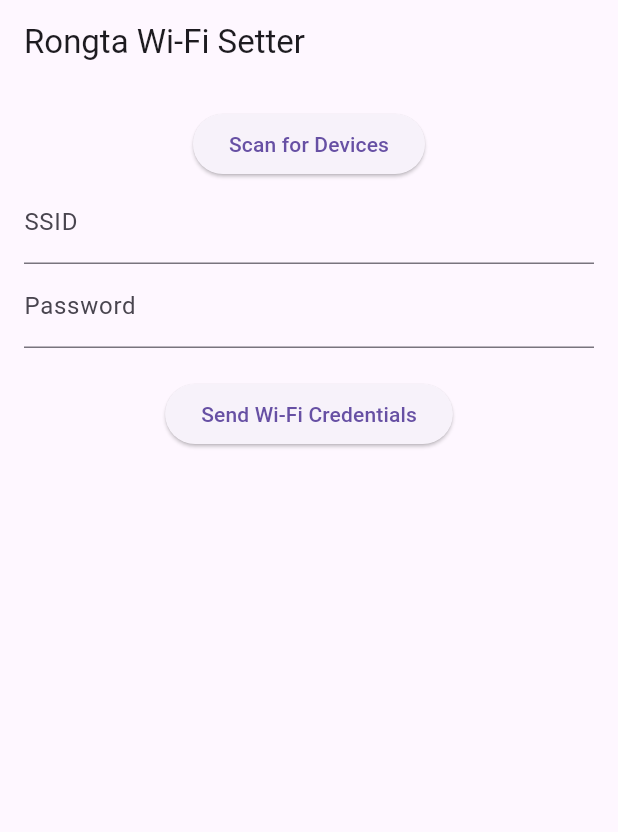
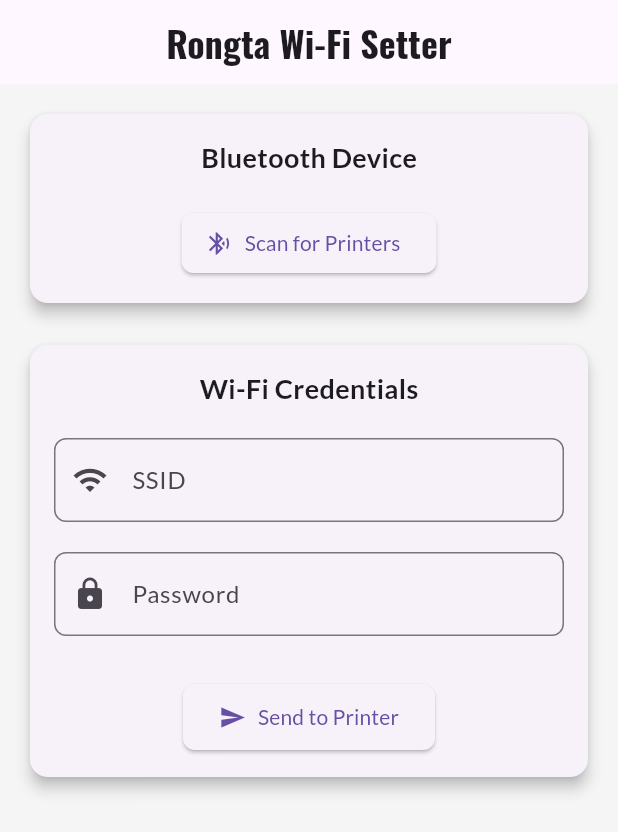
Before and after one commit to medslimen4/printer-app, a Flutter app: the screen it shows after launch, on a phone screen of 412 x 824 dp. Shown: the top 832 px of the screen. Run offline on Flutter 3.47's test engine with Material 3 defaults, Android fonts, the phone set to English and light mode, and no system bars; our stand-ins replace flutter_blue_plus, google_fonts, permission_handler.

Commit message:
Initial commit

```diff
--- a/lib/bluetooth_service.dart
+++ b/lib/bluetooth_service.dart
@@ -3,17 +3,16 @@ import 'dart:async';
 import 'package:flutter_blue_plus/flutter_blue_plus.dart';
 import 'package:permission_handler/permission_handler.dart';
 
-class BluetoothService {
-  FlutterBluePlus flutterBlue = FlutterBluePlus();
-  Stream<List<ScanResult>> get scanResults => flutterBlue.scanResults;
+class AppBluetoothService {
+  Stream<List<ScanResult>> get scanResults => FlutterBluePlus.scanResults;
 
   Future<void> startScan() async {
     await _requestPermissions();
-    await flutterBlue.startScan(timeout: const Duration(seconds: 4));
+    await FlutterBluePlus.startScan(timeout: const Duration(seconds: 4));
   }
 
   Future<void> stopScan() async {
-    await flutterBlue.stopScan();
+    await FlutterBluePlus.stopScan();
   }
 
   Future<void> connect(BluetoothDevice device) async {
@@ -33,11 +32,12 @@ class BluetoothService {
     ].request();
   }
 
-  Future<void> sendData(
-      BluetoothDevice device, String serviceUuid, String characteristicUuid, List<int> data) async {
+  Future<void> sendData(BluetoothDevice device, String serviceUuid,
+      String characteristicUuid, List<int> data) async {
     List<BluetoothService> services = await device.discoverServices();
     var service = services.firstWhere((s) => s.uuid.toString() == serviceUuid);
-    var characteristic = service.characteristics.firstWhere((c) => c.uuid.toString() == characteristicUuid);
+    var characteristic =
+        service.characteristics.firstWhere((c) => c.uuid.toString() == characteristicUuid);
     await characteristic.write(data);
   }
 }
--- a/lib/main.dart
+++ b/lib/main.dart
@@ -1,6 +1,7 @@
 
 import 'package:flutter/material.dart';
 import 'package:flutter_blue_plus/flutter_blue_plus.dart';
+import 'package:google_fonts/google_fonts.dart';
 import 'package:myapp/bluetooth_service.dart';
 import 'package:myapp/command_builder.dart';
 
@@ -16,7 +17,11 @@ class MyApp extends StatelessWidget {
     return MaterialApp(
       title: 'Rongta Wi-Fi Setter',
       theme: ThemeData(
-        primarySwatch: Colors.blue,
+        primarySwatch: Colors.indigo,
+        scaffoldBackgroundColor: Colors.grey[100],
+        textTheme: GoogleFonts.latoTextTheme(
+          Theme.of(context).textTheme,
+        ),
       ),
       home: const MyHomePage(),
     );
@@ -31,47 +36,132 @@ class MyHomePage extends StatefulWidget {
 }
 
 class _MyHomePageState extends State<MyHomePage> {
-  final BluetoothService _bluetoothService = BluetoothService();
+  final AppBluetoothService _bluetoothService = AppBluetoothService();
   final TextEditingController _ssidController = TextEditingController();
   final TextEditingController _passwordController = TextEditingController();
   BluetoothDevice? _selectedDevice;
+  bool _isConnecting = false;
+  bool _isSending = false;
 
   @override
   Widget build(BuildContext context) {
     return Scaffold(
       appBar: AppBar(
-        title: const Text('Rongta Wi-Fi Setter'),
+        title: Text(
+          'Rongta Wi-Fi Setter',
+          style: GoogleFonts.oswald(fontSize: 24, fontWeight: FontWeight.bold),
+        ),
+        centerTitle: true,
       ),
-      body: Padding(
+      body: SingleChildScrollView(
+        child: Padding(
+          padding: const EdgeInsets.all(16.0),
+          child: Column(
+            crossAxisAlignment: CrossAxisAlignment.stretch,
+            children: [
+              _buildDeviceCard(),
+              const SizedBox(height: 20),
+              _buildWifiCard(),
+            ],
+          ),
+        ),
+      ),
+    );
+  }
+
+  Widget _buildDeviceCard() {
+    return Card(
+      elevation: 4,
+      shape: RoundedRectangleBorder(borderRadius: BorderRadius.circular(12)),
+      child: Padding(
         padding: const EdgeInsets.all(16.0),
         child: Column(
           children: [
-            ElevatedButton(
+            Text(
+              'Bluetooth Device',
+              style: GoogleFonts.lato(
+                  fontSize: 18, fontWeight: FontWeight.bold),
+            ),
+            const SizedBox(height: 10),
+            if (_selectedDevice != null)
+              ListTile(
+                leading: const Icon(Icons.print, color: Colors.indigo),
+                title: Text(_selectedDevice!.name.isNotEmpty
+                    ? _selectedDevice!.name
+                    : 'Unknown Device'),
+                subtitle: Text(_selectedDevice!.remoteId.toString()),
+              ),
+            const SizedBox(height: 10),
+            ElevatedButton.icon(
               onPressed: () {
                 _bluetoothService.startScan();
                 _showDeviceSelectionDialog();
               },
-              child: const Text('Scan for Devices'),
+              icon: const Icon(Icons.bluetooth_searching),
+              label: const Text('Scan for Printers'),
+              style: ElevatedButton.styleFrom(
+                shape: RoundedRectangleBorder(
+                  borderRadius: BorderRadius.circular(8),
+                ),
+              ),
             ),
-            if (_selectedDevice != null)
-              Padding(
-                padding: const EdgeInsets.symmetric(vertical: 16.0),
-                child: Text('Selected Device: ${_selectedDevice!.name}'),
-              ),
+          ],
+        ),
+      ),
+    );
+  }
+
+  Widget _buildWifiCard() {
+    return Card(
+      elevation: 4,
+      shape: RoundedRectangleBorder(borderRadius: BorderRadius.circular(12)),
+      child: Padding(
+        padding: const EdgeInsets.all(16.0),
+        child: Column(
+          children: [
+            Text(
+              'Wi-Fi Credentials',
+              style: GoogleFonts.lato(
+                  fontSize: 18, fontWeight: FontWeight.bold),
+            ),
+            const SizedBox(height: 20),
             TextField(
               controller: _ssidController,
-              decoration: const InputDecoration(labelText: 'SSID'),
+              decoration: InputDecoration(
+                labelText: 'SSID',
+                border: OutlineInputBorder(
+                  borderRadius: BorderRadius.circular(8),
+                ),
+                prefixIcon: const Icon(Icons.wifi),
+              ),
             ),
+            const SizedBox(height: 20),
             TextField(
               controller: _passwordController,
-              decoration: const InputDecoration(labelText: 'Password'),
+              decoration: InputDecoration(
+                labelText: 'Password',
+                border: OutlineInputBorder(
+                  borderRadius: BorderRadius.circular(8),
+                ),
+                prefixIcon: const Icon(Icons.lock),
+              ),
               obscureText: true,
             ),
-            const SizedBox(height: 20),
-            ElevatedButton(
-              onPressed: _sendWifiCredentials,
-              child: const Text('Send Wi-Fi Credentials'),
-            ),
+            const SizedBox(height: 30),
+            _isSending
+                ? const CircularProgressIndicator()
+                : ElevatedButton.icon(
+                    onPressed: _sendWifiCredentials,
+                    icon: const Icon(Icons.send),
+                    label: const Text('Send to Printer'),
+                    style: ElevatedButton.styleFrom(
+                      padding: const EdgeInsets.symmetric(
+                          horizontal: 24, vertical: 12),
+                      shape: RoundedRectangleBorder(
+                        borderRadius: BorderRadius.circular(8),
+                      ),
+                    ),
+                  ),
           ],
         ),
       ),
@@ -83,7 +173,7 @@ class _MyHomePageState extends State<MyHomePage> {
       context: context,
       builder: (BuildContext context) {
         return AlertDialog(
-          title: const Text('Select a Device'),
+          title: const Text('Select a Printer'),
           content: StreamBuilder<List<ScanResult>>(
             stream: _bluetoothService.scanResults,
             builder: (context, snapshot) {
@@ -97,7 +187,10 @@ class _MyHomePageState extends State<MyHomePage> {
                   itemBuilder: (context, index) {
                     final device = snapshot.data![index].device;
                     return ListTile(
-                      title: Text(device.name.isNotEmpty ? device.name : 'Unknown Device'),
+                      leading: const Icon(Icons.bluetooth, color: Colors.blue),
+                      title: Text(device.name.isNotEmpty
+                          ? device.name
+                          : 'Unknown Device'),
                       subtitle: Text(device.remoteId.toString()),
                       onTap: () {
                         setState(() {
@@ -119,7 +212,7 @@ class _MyHomePageState extends State<MyHomePage> {
 
   Future<void> _sendWifiCredentials() async {
     if (_selectedDevice == null) {
-      _showErrorDialog('No device selected.');
+      _showErrorDialog('No printer selected.');
       return;
     }
 
@@ -131,21 +224,37 @@ class _MyHomePageState extends State<MyHomePage> {
       return;
     }
 
+    setState(() {
+      _isSending = true;
+    });
+
     try {
+      setState(() {
+        _isConnecting = true;
+      });
       await _bluetoothService.connect(_selectedDevice!);
+      setState(() {
+        _isConnecting = false;
+      });
 
       // These UUIDs are placeholders and need to be found from the sniffing log.
       const serviceUuid = '00001800-0000-1000-8000-00805f9b34fb';
       const characteristicUuid = '00002a00-0000-1000-8000-00805f9b34fb';
 
       final command = CommandBuilder.buildWifiCommand(ssid, password);
-      await _bluetoothService.sendData(_selectedDevice!, serviceUuid, characteristicUuid, command);
+      await _bluetoothService.sendData(
+          _selectedDevice!, serviceUuid, characteristicUuid, command);
 
       await _bluetoothService.disconnect(_selectedDevice!);
 
       _showSuccessDialog('Wi-Fi credentials sent successfully!');
     } catch (e) {
       _showErrorDialog('Error sending credentials: $e');
+    } finally {
+      setState(() {
+        _isSending = false;
+        _isConnecting = false;
+      });
     }
   }
 
--- a/pubspec.yaml
+++ b/pubspec.yaml
@@ -34,8 +34,9 @@ dependencies:
   # The following adds the Cupertino Icons font to your application.
   # Use with the CupertinoIcons class for iOS style icons.
   cupertino_icons: ^1.0.8
-  flutter_blue_plus: ^2.1.0
+  flutter_blue_plus: ^1.31.20
   permission_handler: ^12.0.1
+  google_fonts: ^6.3.3
 
 dev_dependencies:
   flutter_test:
```
Also changed, not shown: pubspec.lock, 2 other files.
